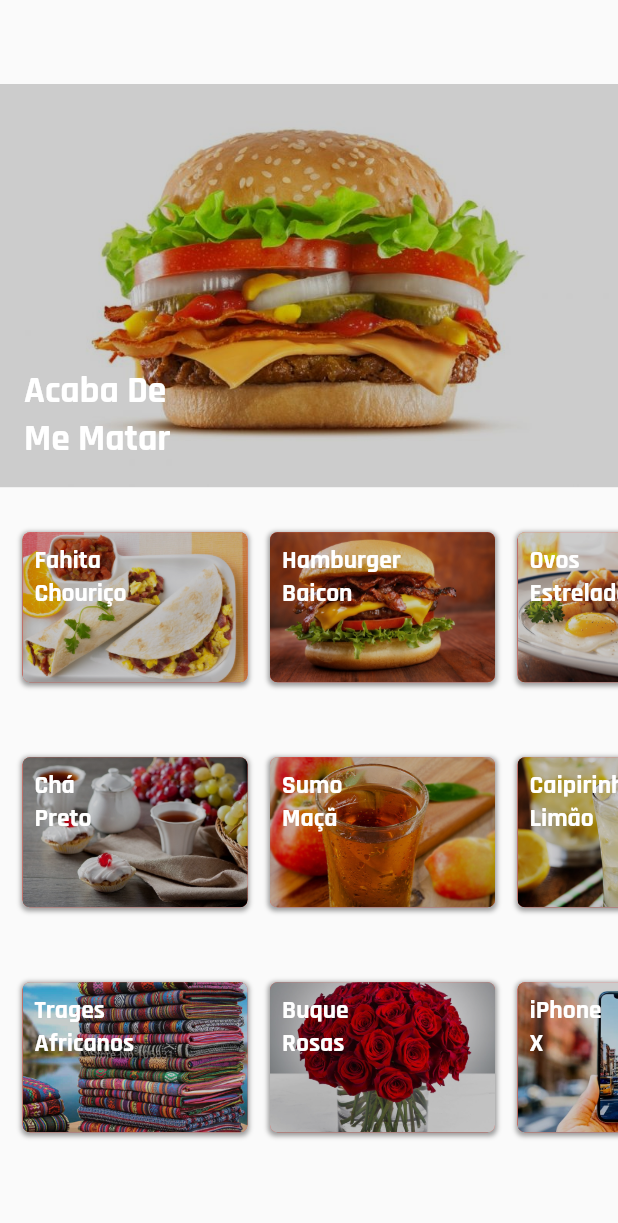
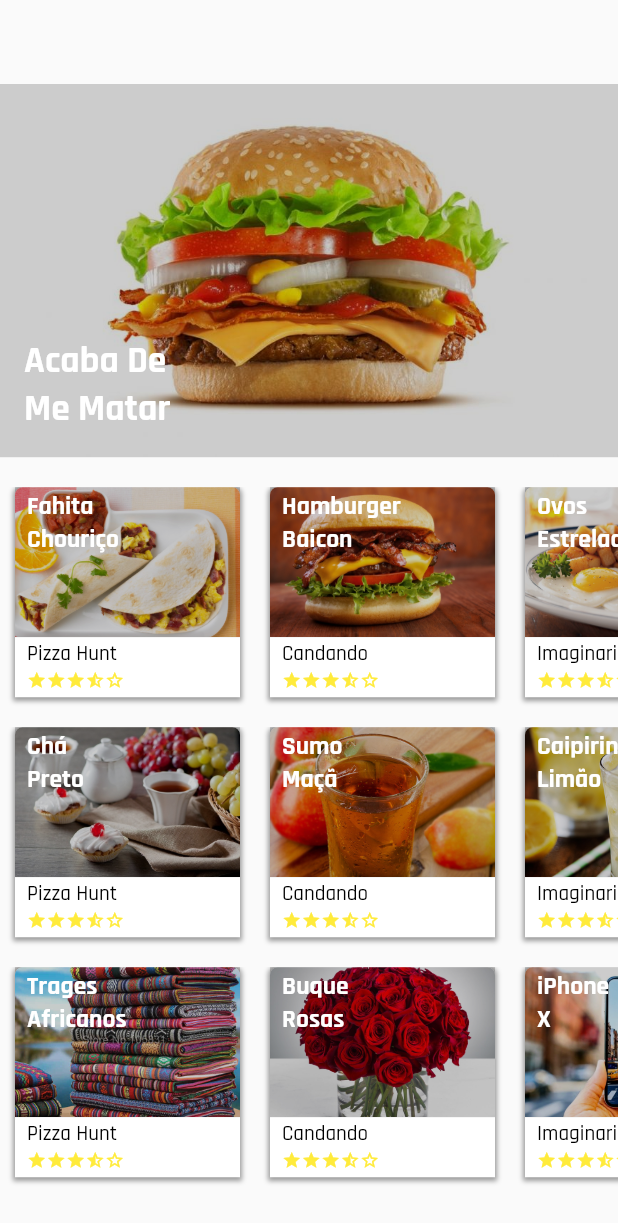
Before and after one commit to gdgluanda/rapidinho, a Flutter app: the HomeTab widget shown alone on an empty page, opened directly, on a phone screen of 412 x 824 dp. Shown: the top 1223 px of the screen. Run offline on Flutter 3.47's test engine with Material 2 defaults, Android fonts, the phone set to English and light mode, and no system bars; our stand-ins replace flutter_redux, redux.

Commit message:
get place details and photos from Google Places API

```diff
--- a/lib/data/data.dart
+++ b/lib/data/data.dart
@@ -70,7 +70,7 @@ List<HomeCard> homeCardItemList3 = [
       assetPath: 'assets/images/home_items/home_item4.jpg'),
   HomeCard(
       name: 'iPhone\nX',
-      filter: [5],
+      filter: [1, 5],
       assetPath: 'assets/images/home_items/home_item8.jpg'),
 ];
 
--- a/lib/main.dart
+++ b/lib/main.dart
@@ -3,9 +3,7 @@ import 'package:flutter_redux/flutter_redux.dart';
 import 'package:rapidinho/actions/actions.dart';
 import 'package:rapidinho/model/app_state.dart';
 import 'package:rapidinho/middleware/store_middleware.dart';
-import 'package:rapidinho/ui/container/loaded_places.dart';
 import 'package:rapidinho/ui/presentation/splash_page.dart';
-import 'package:rapidinho/ui/tabs/places_tab.dart';
 import 'package:redux/redux.dart';
 import 'package:rapidinho/reducers/app_state_reducer.dart';
 
@@ -31,7 +29,7 @@ class RapidinhoApp extends StatelessWidget {
         home: StoreBuilder<AppState>(
           onInit: (store) => store.dispatch(LoadPlacesAction()),
           builder: (context, store){
-            return LoadedPlaces();
+            return SplashPageAnimator();
           }
         ),
         debugShowCheckedModeBanner: false,
--- a/lib/model/list_model.dart
+++ b/lib/model/list_model.dart
@@ -19,7 +19,7 @@ class ListModel {
     final HomeCard removedItem = items.removeAt(index);
     if (removedItem != null) {
       _animatedList.removeItem(
-          index, (context, animation) => HomeCardItem(removedItem.name, (){}, AssetImage(removedItem.assetPath), animation),
+          index, (context, animation) => HomeCardItem('placeName', removedItem.name, (){}, AssetImage(removedItem.assetPath), animation),
           duration: Duration(milliseconds: (150 + 200*(index/length)).toInt())
       );
     }
--- a/lib/selectors/selectors.dart
+++ b/lib/selectors/selectors.dart
@@ -5,6 +5,8 @@ import 'package:rapidinho/model/navigation_tabs.dart';
 import 'package:rapidinho/model/app_state.dart';
 
 NavigationTab activeTabSelector(AppState state) => state.activeTab;
+
+bool isLoadingSelector(AppState state) => state.isLoading;
 
 /// Filter List Selectors
 int numActiveFiltersSelector(List<FilterItem> filters) => filters.fold(0, (sum, filter) => filter.isFilter ? ++sum : sum);
--- a/lib/ui/container/loaded_places.dart
+++ b/lib/ui/container/loaded_places.dart
@@ -7,19 +7,16 @@ import 'package:redux/redux.dart';
 import 'package:rapidinho/repository/place_entity.dart';
 
 class LoadedPlaces extends StatelessWidget {
-  LoadedPlaces({Key key}) : super(key: key);
+
+  final ViewModelBuilder<_ViewModel> builder;
+  LoadedPlaces({Key key, this.builder}) : super(key: key);
 
   @override
   Widget build(BuildContext context) {
     return StoreConnector<AppState, _ViewModel>(
       distinct: true,
       converter: _ViewModel.fromStore,
-      builder: (context, vm) {
-        return PlacesTab(
-          places: vm.places,
-          isLoading: vm.loading,
-        );
-      },
+      builder: builder,
     );
   }
 }
--- a/lib/ui/presentation/home_page.dart
+++ b/lib/ui/presentation/home_page.dart
@@ -3,7 +3,7 @@ import 'package:flutter/material.dart';
 import 'package:rapidinho/data/data.dart';
 import 'package:rapidinho/model/navigation_category.dart';
 import 'package:rapidinho/ui/tabs/delivery_tab.dart';
-import 'package:rapidinho/ui/tabs/places_tab.dart';
+import 'package:rapidinho/ui/tabs/home_tab.dart';
 import 'package:rapidinho/ui/tabs/account_tab.dart';
 import 'package:rapidinho/ui/tabs/shopping_cart_tab.dart';
 import 'package:rapidinho/ui/container/active_tab.dart';
@@ -93,7 +93,7 @@ class _HomePageState extends State<HomePage> with SingleTickerProviderStateMixin
               physics: NeverScrollableScrollPhysics(),
               controller: _tabController,
               children: [
-
+                HomeTab(),
                 DeliveryTab(),
                 Center(child: ShoppingCartTab()),
                 Padding(
--- a/lib/ui/tabs/home_tab.dart
+++ b/lib/ui/tabs/home_tab.dart
@@ -6,8 +6,10 @@ import 'package:rapidinho/model/list_model.dart';
 import 'package:rapidinho/model/navigation_tabs.dart';
 import 'package:rapidinho/ui/container/active_filters.dart';
 import 'package:rapidinho/ui/container/active_tab.dart';
+import 'package:rapidinho/ui/container/loaded_places.dart';
 import 'package:rapidinho/ui/styling/rapidinho_style.dart';
 import 'package:rapidinho/ui/widget/home_card_item.dart';
+import 'package:rapidinho/ui/widget/loading_indicator.dart';
 
 class HomeTab extends StatefulWidget {
 
@@ -57,8 +59,9 @@ class _HomeTabState extends State<HomeTab> with SingleTickerProviderStateMixin {
         height: screenSize.width > screenSize.height
             ? (screenSize.height - kToolbarHeight) * 0.55
             : (screenSize.height - kToolbarHeight) * 0.35,
-        child:
-        AnimatedBuilder(
+        child: Container(
+          margin: EdgeInsets.only(bottom: 20.0),
+          child: AnimatedBuilder(
             animation: featuredImageAnimationController,
             child: Stack(
               fit: StackFit.expand,
@@ -84,30 +87,33 @@ class _HomeTabState extends State<HomeTab> with SingleTickerProviderStateMixin {
             ),
           ),
         ),
+      ),
     );
   }
   _buildAnimatedList(GlobalKey<AnimatedListState> _key, List<HomeCard> list){
     _list = ListModel(_key, list);
     return SliverToBoxAdapter(
       child: SizedBox(
-        height: 150.0,
+        height: 160.0,
         child: ActiveFilters(
           builder: (context, vm){
             print('Active Filters: ${vm.activeFilters.length}');
             return Container(
-              constraints: BoxConstraints(maxHeight: 120.0),
-              margin: EdgeInsets.only(top: 20.0),
+              constraints: BoxConstraints(maxHeight: 160.0),
               child: Align(
                 alignment: Alignment.center,
-                child: AnimatedList(
+                child: LoadedPlaces(
+                  builder: (context, vm){
+                    return AnimatedList(
                       shrinkWrap: true,
-                  padding: EdgeInsets.only(left: 10.0, bottom: 20.0, right: 10.0, top: 10.0),
                       scrollDirection: Axis.horizontal,
                       key: _key,
                       initialItemCount: list.length,
                       itemBuilder: (context, index, animation){
-                    return HomeCardItem(list[index].name, () {}, AssetImage(list[index].assetPath), animation);
+                        return HomeCardItem(MockData.deliveries[index].vendor, list[index].name, () {}, AssetImage(list[index].assetPath), animation);
                       },
+                    );
+                  }
                 ),
               ),
             );
--- a/lib/ui/widget/home_card_item.dart
+++ b/lib/ui/widget/home_card_item.dart
@@ -8,56 +8,78 @@ class HomeCardItem extends StatelessWidget {
   final VoidCallback action;
   final ImageProvider backgroundImage;
   final Animation<double> animation;
+  final String placeName;
 
-  HomeCardItem(this.title, this.action, this.backgroundImage, this.animation);
+  HomeCardItem(this.placeName, this.title, this.action, this.backgroundImage, this.animation);
 
   @override
   Widget build(BuildContext context) {
-    return new GestureDetector(
+    return GestureDetector(
       onTap: action,
-      child: FadeTransition(
-        opacity: animation,
-        child: new Stack(
-          children: <Widget>[
-            new Align(
-              alignment: Alignment.centerRight,
-              child: new Container(
-                margin: const EdgeInsets.only(right: 5.0, left: 5.0),
+      child: Container(
+        height: 120.0,
         width: 150.0,
-                decoration: new BoxDecoration(
-                  color: Colors.red,
+        margin: EdgeInsets.only(left: 10.0, right: 10.0, bottom: 20.0),
+        decoration: BoxDecoration(
+          color: Colors.white,
           shape: BoxShape.rectangle,
-                  borderRadius: new BorderRadius.circular(5.0),
+          borderRadius: BorderRadius.only(topLeft: Radius.circular(5.0), topRight: Radius.circular(5.0)),
           boxShadow: <BoxShadow>[
-                    new BoxShadow(color: Colors.black38,
+            BoxShadow(color: Colors.black38,
                 blurRadius: 2.0,
                 spreadRadius: 1.0,
-                        offset: new Offset(0.0, 1.0)),
+                offset: Offset(0.0, 1.0)),
           ],
         ),
+        child: Column(
+          mainAxisAlignment: MainAxisAlignment.start,
+          crossAxisAlignment: CrossAxisAlignment.start,
+          children: <Widget>[
+            Stack(
+              children: <Widget>[
+                Align(
+                  alignment: Alignment.topRight,
+                  child: Container(
                     child: ClipRRect(
-                  borderRadius: BorderRadius.circular(5.0),
-                  child: new Image(
-                    height: 120.0,
+                      borderRadius: BorderRadius.only(topLeft: Radius.circular(5.0), topRight: Radius.circular(5.0)),
+                      child: Image(
+                        width: 150.0,
+                        height: 100.0,
                         fit: BoxFit.cover,
-                    image: backgroundImage != null ? backgroundImage : new AssetImage("assets/images/featured_meal.jpg"),
+                        image: backgroundImage != null ? backgroundImage : AssetImage("assets/images/featured_meal.jpg"),
                       ),
                     ),
                   ),
                 ),  // END BACKGROUND IMAGE
                 Container(
-              decoration: new BoxDecoration(
+                  decoration: BoxDecoration(
                     shape: BoxShape.rectangle,
-                borderRadius: new BorderRadius.circular(5.0),
                     color: Colors.black12.withOpacity(0.2)
                   ),
-              width: 150.0,
-              height: 150.0,
+                  height: 100.0,
                   alignment: Alignment.topLeft,
-              margin: const EdgeInsets.only(left: 5.0, right: 10.0, top: 0.0),
+                  //margin: const EdgeInsets.only(left: 5.0, right: 10.0, top: 0.0),
                   child: Padding(
-                padding: const EdgeInsets.all(8.0),
-                child: new Text(title, style: RapidinhoTextStyle.mediumText.copyWith(color: Colors.white, fontWeight: FontWeight.bold)),
+                    padding: const EdgeInsets.only(left: 8.0, top: 2.0, bottom: 20.0),
+                    child: Text(title, style: RapidinhoTextStyle.mediumText.copyWith(color: Colors.white, fontWeight: FontWeight.bold)),
+                  ),
+                ),
+              ],
+            ),
+            Padding(
+              padding: const EdgeInsets.only(left: 8.0, top: 2.0, bottom: 2.0),
+              child: Text(placeName != null ? placeName : 'Jardim do Eden', style: RapidinhoTextStyle.normalText.copyWith(color: Colors.black, fontWeight: FontWeight.w500)),
+            ),
+            Padding(
+              padding: const EdgeInsets.only(left: 8.0),
+              child: Row(
+                children: <Widget>[
+                  Icon(Icons.star, size: 13.0, color: Colors.yellow),
+                  Icon(Icons.star, size: 13.0, color: Colors.yellow),
+                  Icon(Icons.star, size: 13.0, color: Colors.yellow),
+                  Icon(Icons.star_half, size: 13.0, color: Colors.yellow),
+                  Icon(Icons.star_border, size: 13.0, color: Colors.yellow),
+                ],
               ),
             ),
           ],
```
Also changed, not shown: lib/services/google_places_api.dart (+5 -5 lines), lib/ui/presentation/splash_page.dart (+3 -16 lines), lib/ui/tabs/places_tab.dart (+15 -21 lines), lib/ui/widget/loading_indicator.dart (added, +14 -0 lines). Lines whose indentation alone changed are shown as unchanged.
